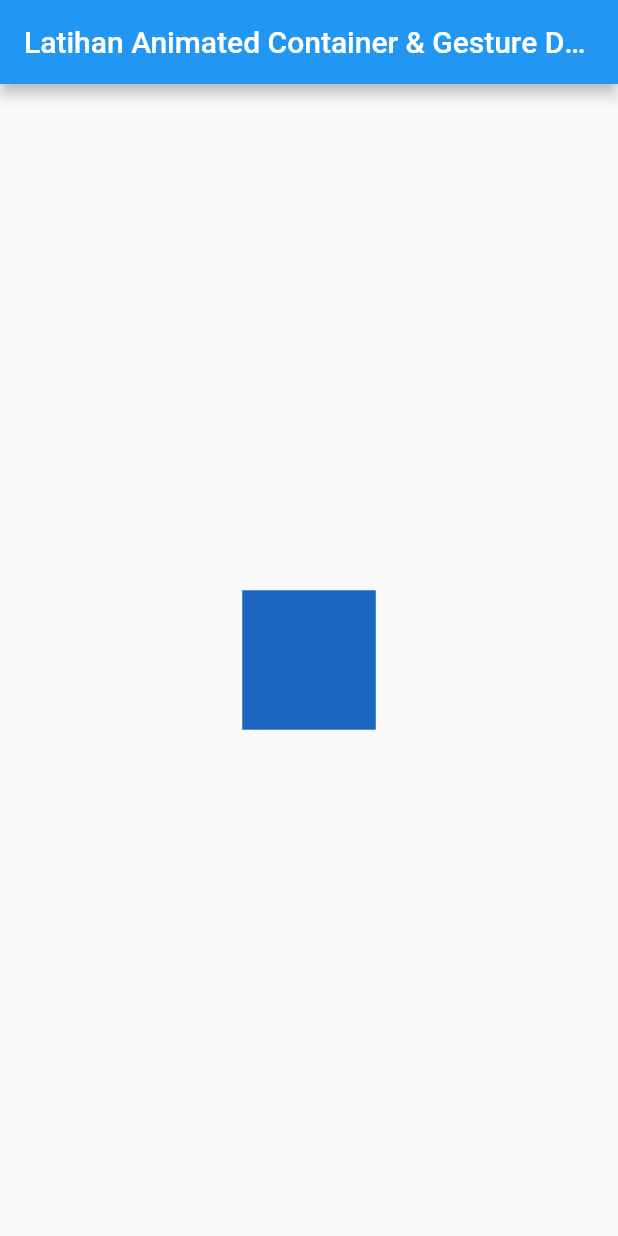
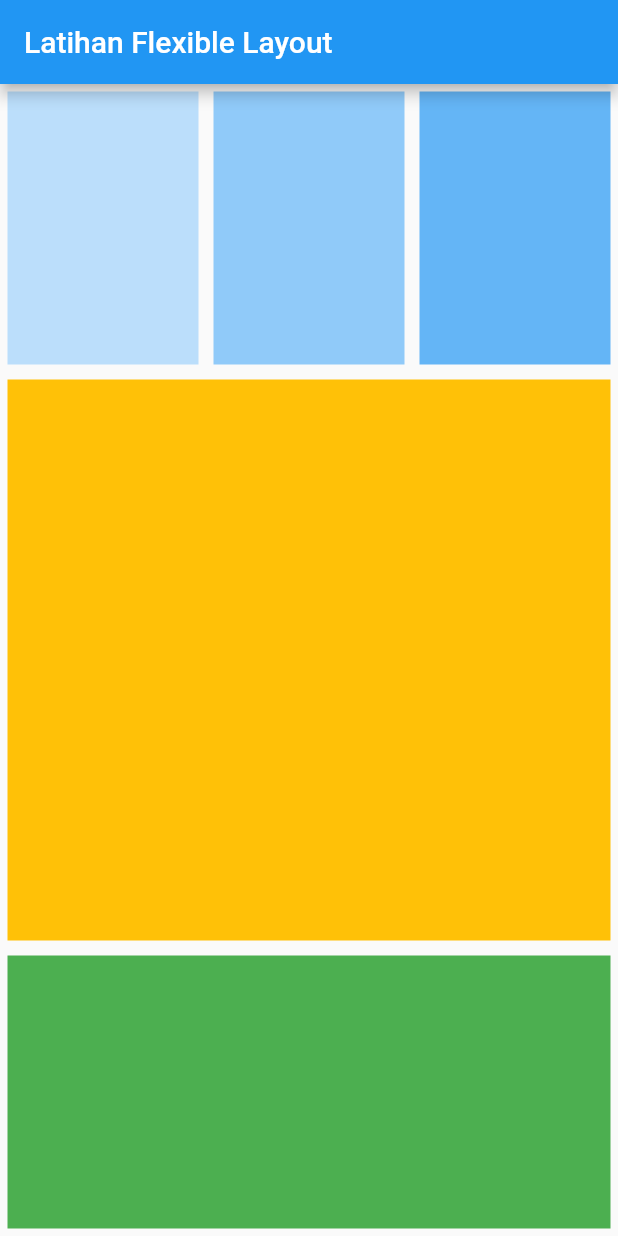
Before and after one commit to dsjtx/Belajar-Flutter, a Flutter app: the screen it shows after launch, on a phone screen of 412 x 824 dp. Run offline on Flutter 3.47's test engine with Material 2 defaults, Android fonts, the phone set to English and light mode, and no system bars.

Commit message:
Flexible Widget

```diff
--- a/lib/main.dart
+++ b/lib/main.dart
@@ -3,35 +3,51 @@
 
 void main() => runApp(MyApp());
 
-class MyApp extends StatefulWidget {
-  @override
-  _MyAppState createState() => _MyAppState();
-}
-
-class _MyAppState extends State<MyApp> {
-  Random random = Random();
-
+class MyApp extends StatelessWidget {
   @override
   Widget build(BuildContext context) {
     return MaterialApp(
       home: Scaffold(
         appBar: AppBar(
-          title: Text("Latihan Animated Container & Gesture Detector"),
+          title: Text("Latihan Flexible Layout"),
         ),
-        body: Center(
-          child: GestureDetector(
-            onTap: () {
-              setState(() {});
-            },
-
-            child: AnimatedContainer(
-              color: Color.fromARGB(255, random.nextInt(256),
-                  random.nextInt(256), random.nextInt(256)),
-              duration: Duration(seconds: 1),
-              width: 50.0 + random.nextInt(101),
-              height: 50.0 + random.nextInt(101),
+        body: Column(
+          children: <Widget>[
+            Flexible(
+              flex: 1,
+              child: Row(
+                children: <Widget>[
+                  Flexible(
+                      child: Container(
+                    margin: EdgeInsets.all(5),
+                    color: Colors.blue[100],
+                  )),
+                  Flexible(
+                      child: Container(
+                    margin: EdgeInsets.all(5),
+                    color: Colors.blue[200],
+                  )),
+                  Flexible(
+                      child: Container(
+                    margin: EdgeInsets.all(5),
+                    color: Colors.blue[300],
+                  )),
+                ],
+              ),
             ),
-          ),
+            Flexible(
+                flex: 2,
+                child: Container(
+                  margin: EdgeInsets.all(5),
+                  color: Colors.amber,
+                )),
+            Flexible(
+                flex: 1,
+                child: Container(
+                  margin: EdgeInsets.all(5),
+                  color: Colors.green,
+                )),
+          ],
         ),
       ),
     );
```
